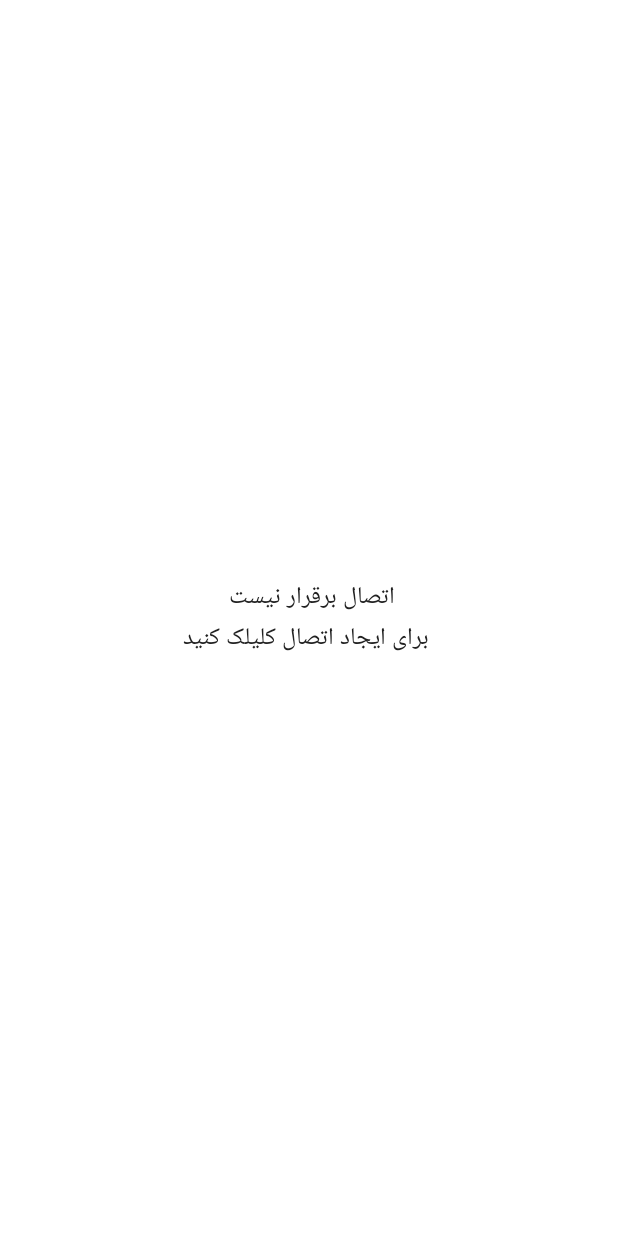
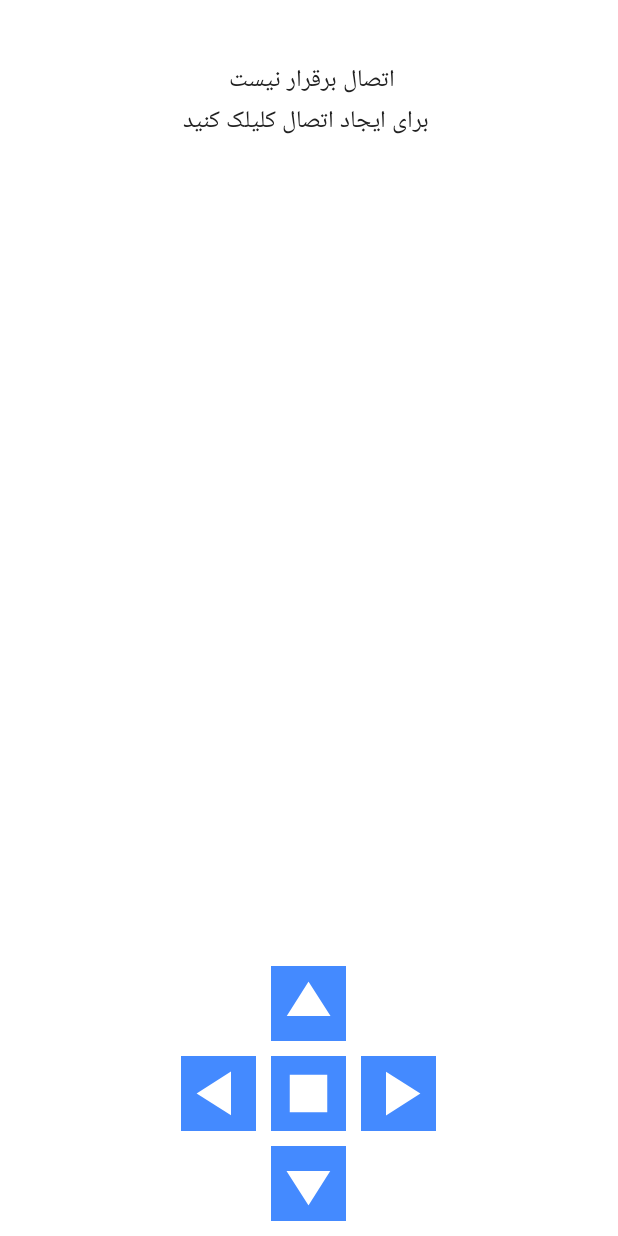
Before and after one commit to Tahmasebimh/Line-Follower-Robot, an Android app: the ControllerActivity screen opened directly, with no data from a screen before it, on a phone screen of 412 x 824 dp. Before the commit the screen is almost empty. Run offline under Robolectric (Android 15) with nearby library versions, the light colour scheme and no system bars.

Commit message:
Controller added

```diff
--- /dev/null
+++ b/Software/app/src/main/java/com/hossein/linefollower/core/provider/Command.kt
@@ -0,0 +1,14 @@
+package com.hossein.linefollower.core.provider
+
+enum class Command(value: String) {
+    FORWARD("forward"),
+    BACKWARD("backward"),
+    TURNRIGHT("turnRight"),
+    TURNLEFT("turnLeft"),
+    STOP("stop");
+
+
+    fun value(): String {
+        return value()
+    }
+}
--- a/Software/app/src/main/java/com/hossein/linefollower/presenter/ui/controller/ControllerView.kt
+++ b/Software/app/src/main/java/com/hossein/linefollower/presenter/ui/controller/ControllerView.kt
@@ -4,14 +4,19 @@ import android.bluetooth.BluetoothAdapter
 import android.bluetooth.BluetoothDevice
 import android.bluetooth.BluetoothSocket
 import android.content.Context
+import android.graphics.Color
+import android.os.Handler
+import android.os.Looper
 import android.util.Log
 import android.view.Gravity
+import android.view.View
 import android.widget.FrameLayout
+import android.widget.ImageView
+import android.widget.RelativeLayout
+import androidx.core.content.ContextCompat
 import com.google.android.material.bottomsheet.BottomSheetDialog
-import com.hossein.linefollower.core.provider.ColorProvider
-import com.hossein.linefollower.core.provider.ParamsProvider
-import com.hossein.linefollower.core.provider.SizeProvider
-import com.hossein.linefollower.core.provider.StringProvider
+import com.hossein.linefollower.R
+import com.hossein.linefollower.core.provider.*
 import com.hossein.linefollower.presenter.calback.SetOnItemClickListener
 import com.hossein.linefollower.presenter.customview.textview.GeneralTextView
 import com.hossein.linefollower.presenter.ui.controller.view.ChooseBTDeviceBottomSheetView
@@ -19,6 +24,7 @@ import com.hossein.linefollower.util.bluetooth.ConnectedThread
 import com.hossein.linefollower.util.toast.ToastManager
 import java.io.IOException
 import java.util.*
+import java.util.concurrent.TimeUnit
 import kotlin.collections.ArrayList
 
 class ControllerView(context: Context) : FrameLayout(context) {
@@ -30,6 +36,13 @@ class ControllerView(context: Context) : FrameLayout(context) {
     private lateinit var bottomSheetView: ChooseBTDeviceBottomSheetView
     private lateinit var bottomSheet: BottomSheetDialog
     private var connectedThread: ConnectedThread? = null
+
+    private lateinit var relativeLayout: RelativeLayout
+    private lateinit var leftImageView: ImageView
+    private lateinit var rightImageView: ImageView
+    private lateinit var topImageView: ImageView
+    private lateinit var bottomImageView: ImageView
+    private lateinit var stopImageView: ImageView
 
     init {
         initView()
@@ -44,9 +57,86 @@ class ControllerView(context: Context) : FrameLayout(context) {
         addView(
             conditionTextView,
             ParamsProvider.Frame.defaultParams()
-                .gravity(Gravity.CENTER)
+                .gravity(Gravity.TOP)
+                .margins(
+                    SizeProvider.generalMargin,
+                    SizeProvider.generalMargin * 4,
+                    SizeProvider.generalMargin,
+                    SizeProvider.generalMargin
+                )
+        )
+
+        relativeLayout = RelativeLayout(context)
+        addView(
+            relativeLayout,
+            ParamsProvider.Frame.defaultParams()
+                .gravity(Gravity.BOTTOM or Gravity.CENTER_VERTICAL)
                 .margins(SizeProvider.generalMargin)
         )
+
+        topImageView = ImageView(context)
+        topImageView.setBackgroundColor(ColorProvider.accentColor)
+        topImageView.id = View.generateViewId()
+        topImageView.setImageResource(R.drawable.ic_baseline_arrow_24)
+        topImageView.rotation = -90f
+        relativeLayout.addView(
+            topImageView,
+            ParamsProvider.Relative.wrapContent()
+//                .aboveOf(stopImageView.id)
+                .centerHorizontal()
+                .alignParentTop()
+        )
+
+
+        stopImageView = ImageView(context)
+        stopImageView.id = View.generateViewId()
+        stopImageView.setBackgroundColor(ColorProvider.accentColor)
+        stopImageView.setImageResource(R.drawable.ic_baseline_stop_24)
+        stopImageView.scaleType = ImageView.ScaleType.CENTER_CROP
+        relativeLayout.addView(
+            stopImageView,
+            ParamsProvider.Relative.wrapContent()
+                .below(topImageView.id)
+                .centerInParent()
+                .margins(SizeProvider.generalMargin)
+        )
+
+        leftImageView = ImageView(context)
+        leftImageView.setBackgroundColor(ColorProvider.accentColor)
+
+        leftImageView.id = View.generateViewId()
+        leftImageView.setImageResource(R.drawable.ic_baseline_arrow_24)
+        leftImageView.rotation = 180f
+        relativeLayout.addView(
+            leftImageView,
+            ParamsProvider.Relative.wrapContent()
+                .toStartOf(stopImageView.id)
+                .centerVertical()
+        )
+
+
+        rightImageView = ImageView(context)
+        rightImageView.id = View.generateViewId()
+        rightImageView.setBackgroundColor(ColorProvider.accentColor)
+        rightImageView.setImageDrawable(ContextCompat.getDrawable(context, R.drawable.ic_baseline_arrow_24))
+        relativeLayout.addView(
+            rightImageView,
+            ParamsProvider.Relative.wrapContent()
+                .toEndOf(stopImageView.id)
+                .centerVertical()
+        )
+
+        bottomImageView = ImageView(context)
+        bottomImageView.setBackgroundColor(ColorProvider.accentColor)
+        bottomImageView.setImageResource(R.drawable.ic_baseline_arrow_24)
+        bottomImageView.rotation = 90f
+        relativeLayout.addView(
+            bottomImageView,
+            ParamsProvider.Relative.wrapContent()
+                .below(stopImageView.id)
+                .centerHorizontal()
+        )
+
 
         if (mSocket != null){
             if (mSocket!!.isConnected){
@@ -60,6 +150,27 @@ class ControllerView(context: Context) : FrameLayout(context) {
         }
 
         bottomSheet = BottomSheetDialog(context)
+
+
+        topImageView.setOnClickListener {
+            sendCommand(Command.FORWARD.value())
+        }
+
+        leftImageView.setOnClickListener {
+            sendCommand(Command.TURNLEFT.value())
+        }
+
+        rightImageView.setOnClickListener {
+            sendCommand(Command.TURNRIGHT.value())
+        }
+
+        bottomImageView.setOnClickListener {
+            sendCommand(Command.BACKWARD.value())
+        }
+        stopImageView.setOnClickListener {
+            sendCommand(Command.STOP.value())
+        }
+
     }
 
     fun handleBluetooth(){
@@ -74,8 +185,11 @@ class ControllerView(context: Context) : FrameLayout(context) {
         }
 
         //TODO add how to pair new device
-        if (!mBluetoothAdapter.enable()) mBluetoothAdapter.enable()
         val pairedDevice = mBluetoothAdapter.bondedDevices
+        if (!mBluetoothAdapter.enable()){
+            mBluetoothAdapter.enable()
+            Thread.sleep(TimeUnit.SECONDS.toMillis(3))
+        }
         val deviceList = ArrayList<BluetoothDevice>()
 
         pairedDevice.forEach {
--- /dev/null
+++ b/Software/app/src/main/res/drawable/ic_baseline_arrow_24.xml
@@ -0,0 +1,5 @@
+<vector android:height="50dp" android:tint="#FFFFFF"
+    android:viewportHeight="24" android:viewportWidth="24"
+    android:width="50dp" xmlns:android="http://schemas.android.com/apk/res/android">
+    <path android:fillColor="@android:color/white" android:pathData="M8,5v14l11,-7z"/>
+</vector>
--- /dev/null
+++ b/Software/app/src/main/res/drawable/ic_baseline_stop_24.xml
@@ -0,0 +1,5 @@
+<vector android:height="50dp" android:tint="#FFFFFF"
+    android:viewportHeight="24" android:viewportWidth="24"
+    android:width="50dp" xmlns:android="http://schemas.android.com/apk/res/android">
+    <path android:fillColor="@android:color/white" android:pathData="M6,6h12v12H6z"/>
+</vector>
```
Also changed, not shown: 1 other file.
